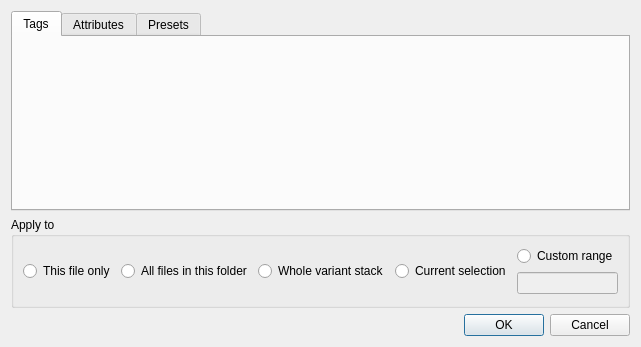
Above: ui/metadata_dialog.ui from DiamondHawk8/Oculus before the change. Below: the same form after it.
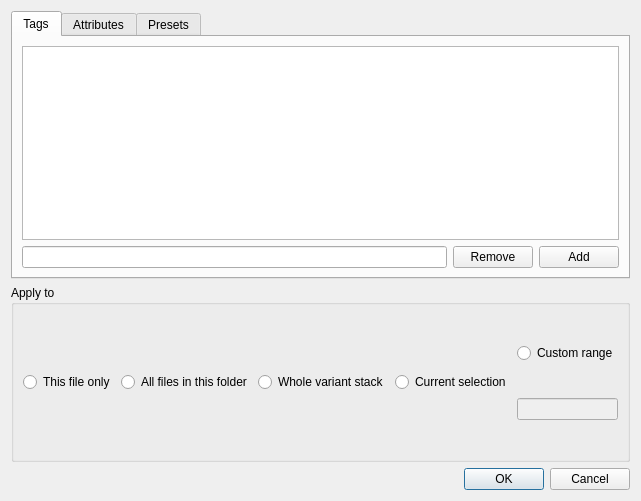
That is the form after the change. The open tabs and pages were chosen to show the change.

Commit message: Add tagging widgets to UI

The edit to the form file:
```diff
--- a/ui/metadata_dialog.ui
+++ b/ui/metadata_dialog.ui
@@ -7,7 +7,7 @@
     <x>0</x>
     <y>0</y>
     <width>638</width>
-    <height>347</height>
+    <height>501</height>
    </rect>
   </property>
   <property name="windowTitle">
@@ -35,6 +35,32 @@
       <attribute name="title">
        <string>Tags</string>
       </attribute>
+      <layout class="QVBoxLayout" name="verticalLayout_3">
+       <item>
+        <widget class="QListWidget" name="listTags"/>
+       </item>
+       <item>
+        <layout class="QHBoxLayout" name="hboxTagEdit">
+         <item>
+          <widget class="QLineEdit" name="editTag"/>
+         </item>
+         <item>
+          <widget class="QPushButton" name="btnRemoveTag">
+           <property name="text">
+            <string>Remove</string>
+           </property>
+          </widget>
+         </item>
+         <item>
+          <widget class="QPushButton" name="btnAddTag">
+           <property name="text">
+            <string>Add</string>
+           </property>
+          </widget>
+         </item>
+        </layout>
+       </item>
+      </layout>
      </widget>
      <widget class="QWidget" name="AttributesTab">
       <attribute name="title">
```
Left out of the diff: 2 changed lines with no effect on the pictures. The commit also changes 1 other file.
